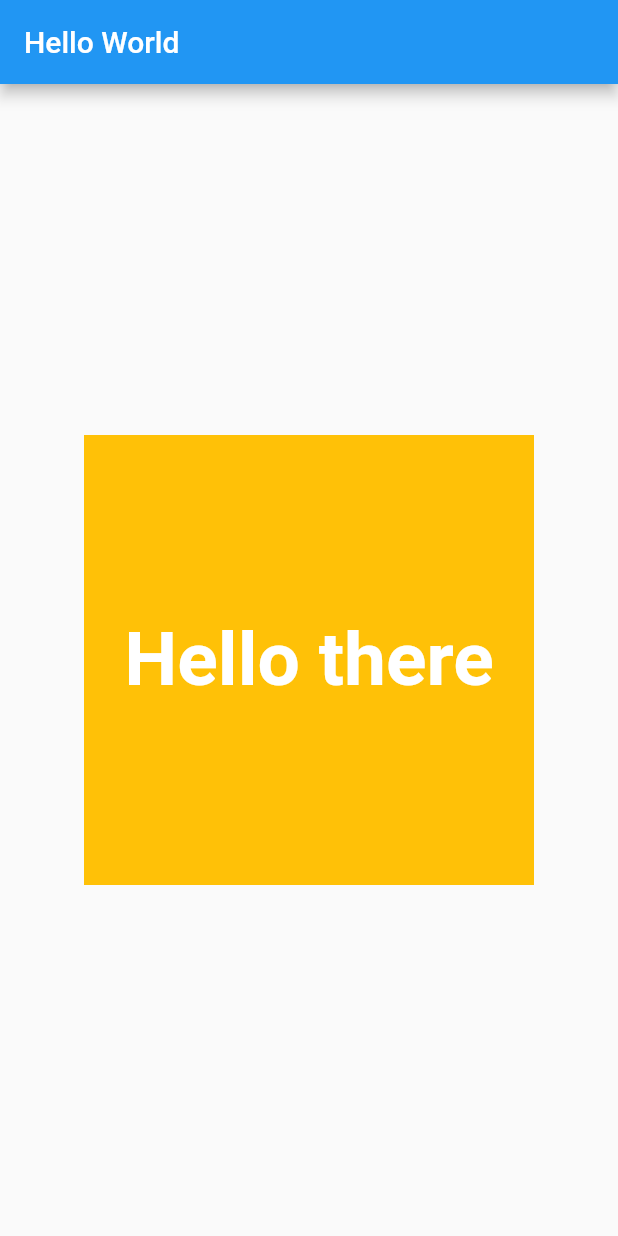
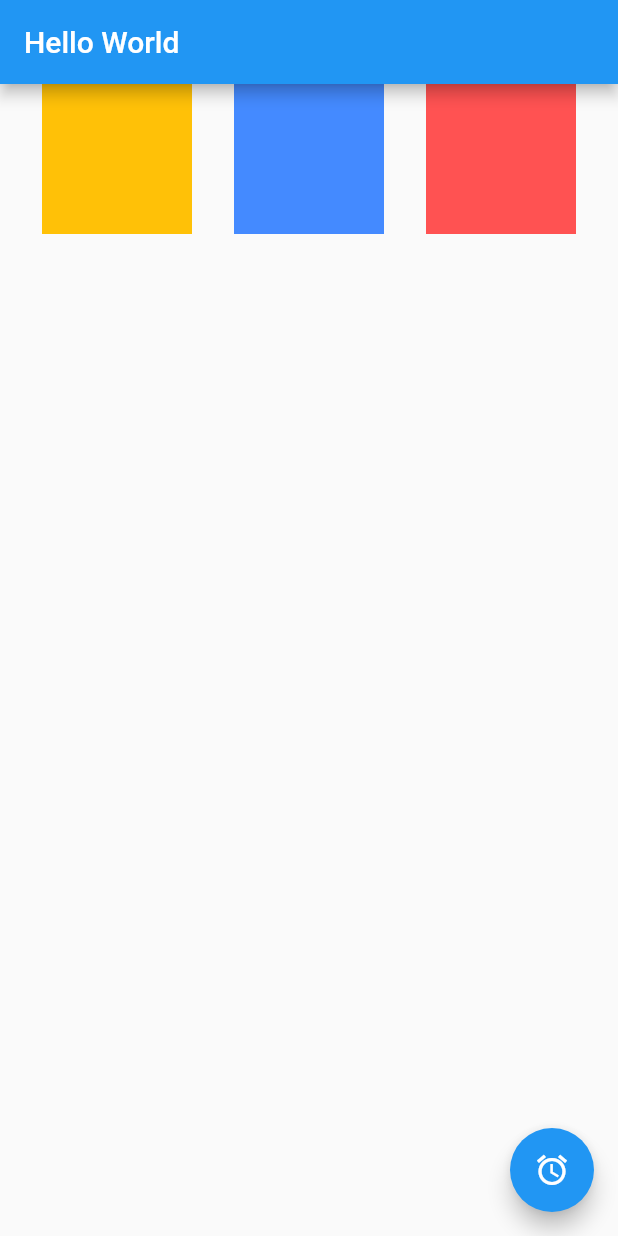
Before and after one commit to codeslack/flutter_application_1, a Flutter app: the screen it shows after launch, on a phone screen of 412 x 824 dp. Run offline on Flutter 3.47's test engine with Material 2 defaults, Android fonts, the phone set to English and light mode, and no system bars.

Commit message:
part-2 add the row

```diff
--- a/lib/main.dart
+++ b/lib/main.dart
@@ -26,21 +26,28 @@ class HomePage extends StatelessWidget {
       appBar: AppBar(
         title: const Text("Hello World"),
       ),
-      body: Center(
-        child: Container(
-          height: 300,
-          width: 300,
+      body: Row(mainAxisAlignment: MainAxisAlignment.spaceEvenly, children: [
+        Container(
+          height: 100,
+          width: 100,
           color: Colors.amber,
-          child: const Center(
-            child: Text(
-              "Hello there",
-              style: TextStyle(
-                  color: Colors.white,
-                  fontSize: 50,
-                  fontWeight: FontWeight.bold),
-            ),
-          ),
         ),
+        Container(
+          height: 100,
+          width: 100,
+          color: Colors.blueAccent,
+        ),
+        Container(
+          height: 100,
+          width: 100,
+          color: Colors.redAccent,
+        ),
+      ]),
+      floatingActionButton: FloatingActionButton(
+        onPressed: () {
+          print("Button Pressed");
+        },
+        child: const Icon(Icons.access_alarm_outlined),
       ),
     );
   }
```
